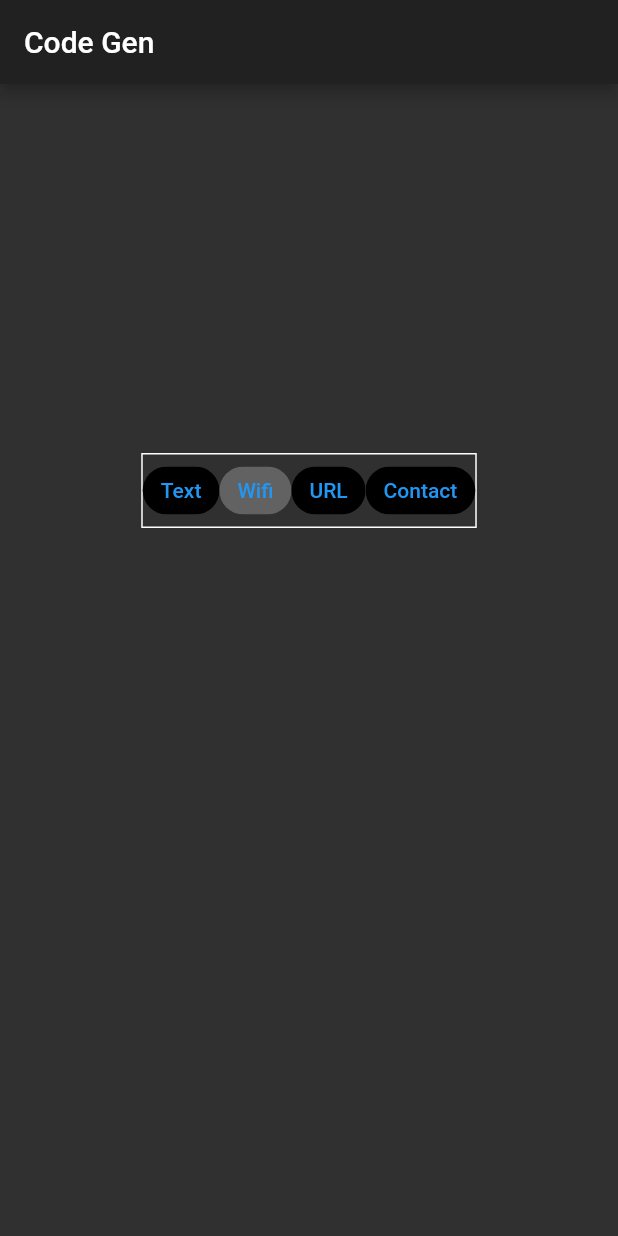
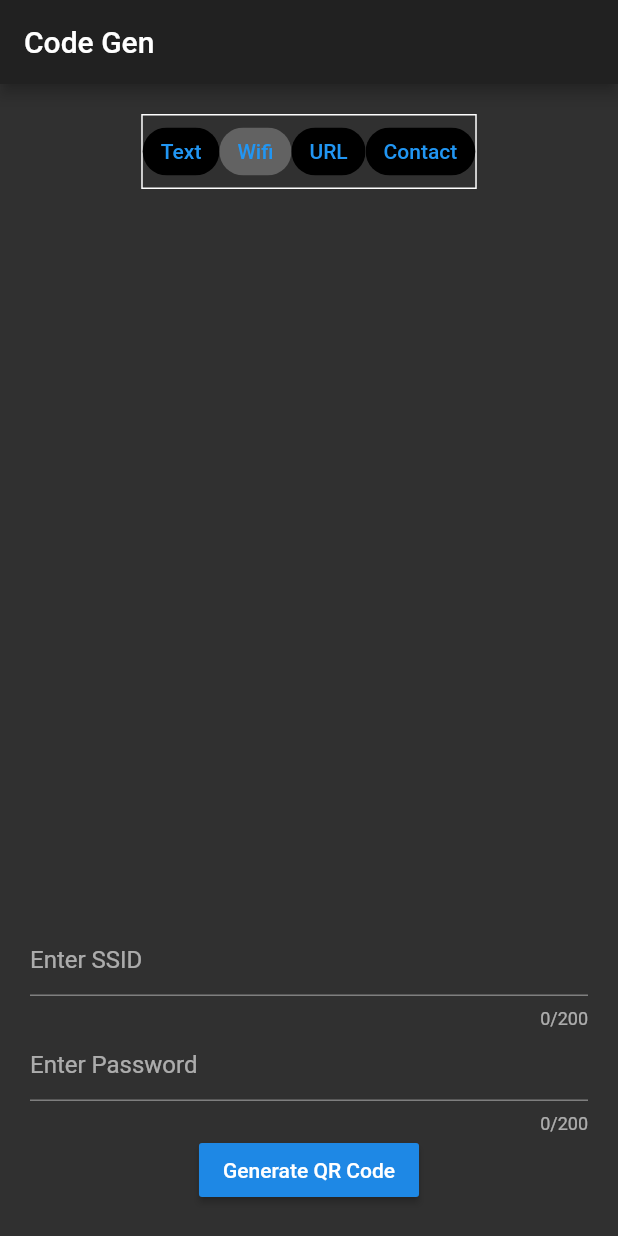
Before and after one commit to edgeboy47/qr_generator, a Flutter app: the screen it shows after launch, after a tap on "Generate QR Code", after a tap on "Wifi", on a phone screen of 412 x 824 dp. Run offline on Flutter 3.47's test engine with Material 2 defaults, Android fonts, the phone set to English and light mode, and no system bars; our stand-ins replace bloc, flutter_bloc, qr_flutter.

Commit message:
Add URL validation and basic Wifi code generation

```diff
--- a/lib/bloc/codeBloc.dart
+++ b/lib/bloc/codeBloc.dart
@@ -6,22 +6,38 @@ class CodeBloc extends Bloc<CodeEvent, QrCode> {
   final String initialString = "";
 
   @override
-  QrCode get initialState => QrCode.fromData(data: initialString, errorCorrectLevel: QrErrorCorrectLevel.L);
+  QrCode get initialState => QrCode.fromData(
+      data: initialString, errorCorrectLevel: QrErrorCorrectLevel.L);
 
   @override
-  Stream<QrCode> mapEventToState(CodeEvent event) async*{
-      if(event is TextCode){
-        final code = QrCode.fromData(data: event.data['text'], errorCorrectLevel: QrErrorCorrectLevel.L);
+  Stream<QrCode> mapEventToState(CodeEvent event) async* {
+    if (event is TextCode) {
+      final code = QrCode.fromData(
+          data: event.data['text'], errorCorrectLevel: QrErrorCorrectLevel.L);
       code.make();
       yield code;
     }
 
-      if(event is URLCode){
-        final code = QrCode.fromData(data: event.data['url'], errorCorrectLevel: QrErrorCorrectLevel.L);
+    if (event is URLCode) {
+      final code = QrCode.fromData(
+          data: event.data['url'], errorCorrectLevel: QrErrorCorrectLevel.L);
       code.make();
       yield code;
     }
+
+    if (event is WifiCode) {
+      final ssid = event.data['ssid'];
+      final password = event.data['password'] == null ? "nopass" : event.data['password'];
+      final codeText = "WIFI:T:WPA;S:$ssid;P:$password;;";
+      final code = QrCode.fromData(
+        data: codeText, errorCorrectLevel: QrErrorCorrectLevel.L);
+
+      code.make();
+      yield code;
     }
 
+    if(event is ContactCode) {
 
     }
+  }
+}
--- a/lib/pages/homePage.dart
+++ b/lib/pages/homePage.dart
@@ -59,6 +59,7 @@ class _HomePageState extends State<HomePage> {
       onSelected: (bool selected) {
         setState(() {
           currentCode = code;
+          payload = {};
         });
       },
     );
@@ -75,11 +76,10 @@ class _HomePageState extends State<HomePage> {
             children: <Widget>[
               TextFormField(
                 validator: (value) {
-                  return value.isEmpty ? "Please enter some text" : null;
+                  return value.trim().isEmpty ? "Please enter some text" : null;
                 },
                 onSaved: (value) {
-                  payload = {};
-                  payload["text"] = value;
+                  payload["text"] = value.trim();
                 },
                 maxLength: 200,
                 decoration: InputDecoration(hintText: "Enter Text"),
@@ -102,27 +102,16 @@ class _HomePageState extends State<HomePage> {
         form = Form(
           key: codeToKeyMap[Codes.Contact],
           child: Column(
-            children: <Widget>[],
-          ),
-        );
-        break;
-
-      case Codes.URL:
-        form = Form(
-          key: codeToKeyMap[Codes.Text],
-          child: Column(
             children: <Widget>[
               TextFormField(
                 validator: (value) {
-                  //TODO: Add custom validation for urls
-                  return value.isEmpty ? "Please enter a valid URL" : null;
+                  return value.isEmpty ? "Please enter some text" : null;
                 },
                 onSaved: (value) {
-                  payload = {};
-                  payload["url"] = value;
+                  payload["text"] = value;
                 },
                 maxLength: 200,
-                decoration: InputDecoration(hintText: "Enter URL"),
+                decoration: InputDecoration(hintText: "Enter Text"),
               ),
               RaisedButton(
                 child: Text("Generate QR Code"),
@@ -138,11 +127,76 @@ class _HomePageState extends State<HomePage> {
         );
         break;
 
+      case Codes.URL:
+        form = Form(
+          key: codeToKeyMap[currentCode],
+          child: Column(
+            children: <Widget>[
+              TextFormField(
+                validator: (value) {
+                  final reg = RegExp(
+                      r"^(http:\/\/www\.|https:\/\/www\.|http:\/\/|https:\/\/)[a-z0-9]+([\-\.]{1}[a-z0-9]+)*\.[a-z]{2,5}(:[0-9]{1,5})?(\/.*)?$",
+                      caseSensitive: false);
+
+                  return reg.hasMatch(value.trim()) == false
+                      ? "Please enter a valid URL"
+                      : null;
+                },
+                onSaved: (value) {
+                  payload["url"] = value.trim();
+                },
+                maxLength: 200,
+                decoration: InputDecoration(hintText: "Enter URL"),
+              ),
+              RaisedButton(
+                child: Text("Generate QR Code"),
+                onPressed: () {
+                  if (codeToKeyMap[currentCode].currentState.validate()) {
+                    codeToKeyMap[currentCode].currentState.save();
+                    onPressed();
+                  }
+                },
+              ),
+            ],
+          ),
+        );
+        break;
+
       case Codes.Wifi:
         form = Form(
-          key: codeToKeyMap[Codes.Wifi],
+          key: codeToKeyMap[currentCode],
           child: Column(
-            children: <Widget>[],
+            children: <Widget>[
+              TextFormField(
+                validator: (value) {
+                  return value.isEmpty ? "Please enter some text" : null;
+                },
+                onSaved: (value) {
+                  payload["ssid"] = value;
+                },
+                maxLength: 200,
+                decoration: InputDecoration(hintText: "Enter SSID"),
+              ),
+              TextFormField(
+                validator: (value) {
+                  return value.isEmpty ? "Please enter some text" : null;
+                },
+                onSaved: (value) {
+                  payload["password"] = value;
+                },
+                maxLength: 200,
+                decoration: InputDecoration(hintText: "Enter Password"),
+              ),
+              RaisedButton(
+                child: Text("Generate QR Code"),
+                onPressed: () {
+                  if (codeToKeyMap[currentCode].currentState.validate()) {
+                    codeToKeyMap[currentCode].currentState.save();
+                    onPressed();
+                  }
+                },
+              ),
+            ],
           ),
         );
         break;
@@ -158,8 +212,9 @@ class _HomePageState extends State<HomePage> {
         padding: EdgeInsets.all(20.0),
         child: Center(
           child: Column(
-            mainAxisAlignment: MainAxisAlignment.spaceEvenly,
+            mainAxisAlignment: MainAxisAlignment.spaceBetween,
             children: <Widget>[
+              // SizedBox(),
               Container(
                 decoration: BoxDecoration(
                   border: Border.all(color: Colors.white),
```
Lines whose indentation alone changed are shown as unchanged.
